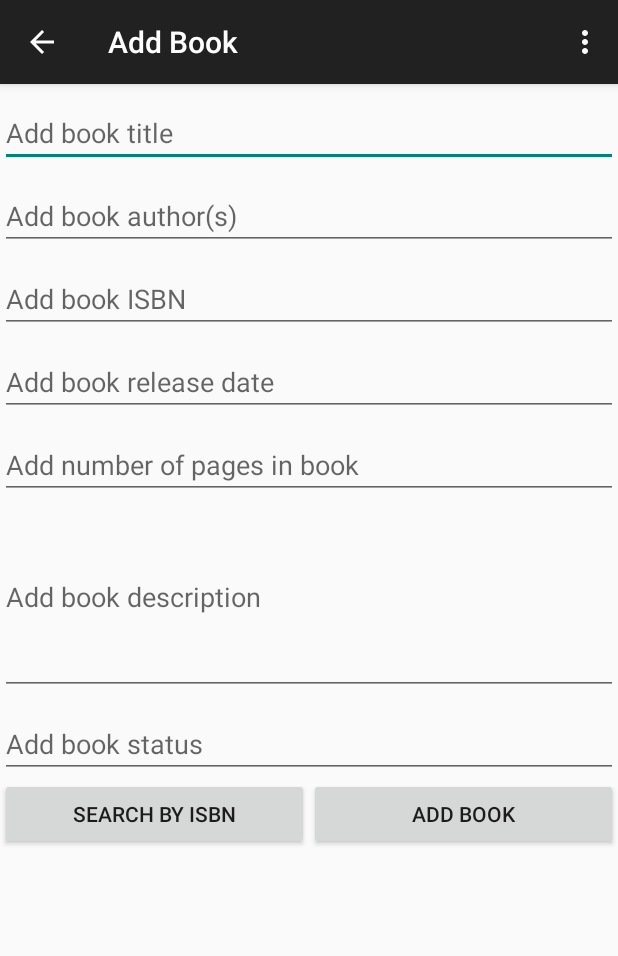
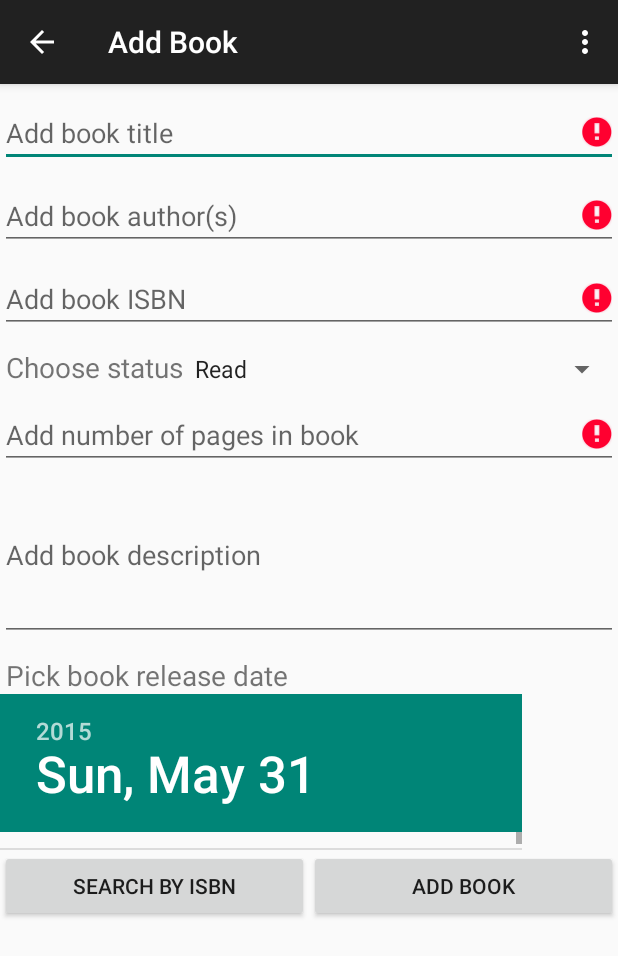
Before and after one commit to paraplasticflow/MYLIB, an Android app: the AddBookActivity screen opened directly, with no data from a screen before it, in the options menu, after a tap on "Settings", on a phone screen of 412 x 824 dp. Shown: the top 956 px of the screen. Run offline under Robolectric (Android 15) with nearby library versions, the phone set to English and light mode, and no system bars.

```diff
--- a/MyLib/app/src/main/java/com/cilic/zlatan/mylib/AddBookActivity.java
+++ b/MyLib/app/src/main/java/com/cilic/zlatan/mylib/AddBookActivity.java
@@ -1,10 +1,21 @@
 package com.cilic.zlatan.mylib;
 
+import android.app.AlertDialog;
+import android.content.DialogInterface;
 import android.content.Intent;
+import android.support.v4.app.NavUtils;
 import android.support.v7.app.ActionBarActivity;
 import android.os.Bundle;
 import android.view.Menu;
 import android.view.MenuItem;
+import android.view.View;
+import android.widget.ArrayAdapter;
+import android.widget.DatePicker;
+import android.widget.EditText;
+import android.widget.Spinner;
+
+import java.util.regex.Matcher;
+import java.util.regex.Pattern;
 
 
 public class AddBookActivity extends ActionBarActivity {
@@ -14,6 +25,12 @@ public class AddBookActivity extends ActionBarActivity {
         super.onCreate(savedInstanceState);
         Intent intent = getIntent();
         setContentView(R.layout.activity_add_book);
+
+        final String[] str={"Read","Not read","Currently reading"};
+        ArrayAdapter<String> spinnerArrayAdapter = new ArrayAdapter<String>(this, android.R.layout.simple_spinner_item, str);
+        spinnerArrayAdapter.setDropDownViewResource( android.R.layout.simple_spinner_dropdown_item );
+        Spinner spinYear = (Spinner)findViewById(R.id.spinner);
+        spinYear.setAdapter(spinnerArrayAdapter);
     }
 
     @Override
@@ -37,4 +54,98 @@ public class AddBookActivity extends ActionBarActivity {
 
         return super.onOptionsItemSelected(item);
     }
+
+    public void dodajKnjigu(View view) {
+        final DBHelper db = new DBHelper(this);
+        final Knjiga k = new Knjiga();
+        EditText nazivET = (EditText) findViewById(R.id.nazivET);
+        EditText autorET = (EditText) findViewById(R.id.autorET);
+        EditText isbnET = (EditText) findViewById(R.id.isbnET);
+        EditText opisET = (EditText) findViewById(R.id.opisET);
+        Spinner statusET = (Spinner) findViewById(R.id.spinner);
+        EditText brojStrET = (EditText) findViewById(R.id.brojStrET);
+        DatePicker datumdP = (DatePicker) findViewById(R.id.datumDP);
+
+        String regexEmpty = "";
+
+        Boolean validno = true;
+        if(nazivET.getText().toString().equals(regexEmpty)) {
+            nazivET.setError("Enter the title");
+            validno = false;
+        }
+        else {
+            nazivET.setError(null);
+        }
+
+        if(autorET.getText().toString().equals(regexEmpty)) {
+            autorET.setError("Enter the author");
+            validno = false;
+        }
+        else {
+            autorET.setError(null);
+        }
+
+        if(isbnET.getText().toString().equals(regexEmpty)) {
+            isbnET.setError("Enter the ISBN");
+            validno = false;
+        }
+        else {
+            if(!isValidIsbn(isbnET.getText().toString())) {
+                isbnET.setError("Enter valid ISBN");
+                validno = false;
+            }
+            else {
+                isbnET.setError(null);
+            }
+        }
+
+        if(brojStrET.getText().toString().equals(regexEmpty)) {
+            brojStrET.setError("Enter number of pages");
+            validno = false;
+        }
+        else {
+            brojStrET.setError(null);
+        }
+
+
+
+        if(validno) {
+
+            k.setNaziv(nazivET.getText().toString());
+            k.setAutor(autorET.getText().toString());
+            k.setIsbn(isbnET.getText().toString());
+            k.setOpis(opisET.getText().toString());
+            k.setStatus(statusET.getSelectedItem().toString());
+            k.setBrojStranica(Integer.parseInt(brojStrET.getText().toString()));
+            int day = datumdP.getDayOfMonth();
+            int month = datumdP.getMonth() + 1;
+            int year = datumdP.getYear();
+            k.setDatumObjave(day + "." + month + "." + year);
+            final com.cilic.zlatan.mylib.AddBookActivity vanjski = this;
+
+            new AlertDialog.Builder(this)
+                    .setTitle("Add book?")
+                    .setMessage("Are you sure you want to add this book?")
+                    .setNegativeButton("No", new DialogInterface.OnClickListener() {
+                        public void onClick(DialogInterface dialog, int which) {
+                            // do nothing
+                        }
+                    })
+                    .setPositiveButton("Yes", new DialogInterface.OnClickListener() {
+                        public void onClick(DialogInterface dialog, int which) {
+                            db.dodajKnjigu(k);
+                            NavUtils.navigateUpFromSameTask(vanjski);
+                        }
+                    })
+                    .setIcon(R.drawable.ic_action_done)
+                    .show();
+        }
+    }
+
+    private Boolean isValidIsbn(String isbn) {
+        //String regexISBN = "^(?:ISBN(?:-1[03])?:? )?(?=[0-9X]{10}$|(?=(?:[0-9]+[- ]){3})[- 0-9X]{13}$|97[89][0-9]{10}$|(?=(?:[0-9]+[- ]){4})[- 0-9]{17}$)(?:97[89][- ]?)?[0-9]{1,5}[- ]?[0-9]+[- ]?[0-9]+[- ]?[0-9X]$";
+        Pattern pattern = Pattern.compile("(\\d-?){13}");
+        Matcher matcher = pattern.matcher(isbn);
+        return matcher.matches();
+    }
 }
--- a/MyLib/app/src/main/java/com/cilic/zlatan/mylib/DBHelper.java
+++ b/MyLib/app/src/main/java/com/cilic/zlatan/mylib/DBHelper.java
@@ -60,7 +60,7 @@ public class DBHelper extends SQLiteOpenHelper {
         vrijednosti.put(BOOKS_COLUMN_TITLE, k.getNaziv());
         vrijednosti.put(BOOKS_COLUMN_AUTHOR, k.getAutor());
         vrijednosti.put(BOOKS_COLUMN_ISBN, k.getIsbn());
-        vrijednosti.put(BOOKS_COLUMN_DATE, k.getNaziv());
+        vrijednosti.put(BOOKS_COLUMN_DATE, k.getDatumObjave());
         vrijednosti.put(BOOKS_COLUMN_NO_OF_PAGES, k.getBrojStranica());
         vrijednosti.put(BOOKS_COLUMN_DESCRIPTION, k.getOpis());
         vrijednosti.put(BOOKS_COLUMN_STATUS, k.getStatus());
--- a/MyLib/app/src/main/java/com/cilic/zlatan/mylib/Knjiga.java
+++ b/MyLib/app/src/main/java/com/cilic/zlatan/mylib/Knjiga.java
@@ -78,4 +78,9 @@ public class Knjiga {
     public void setAutor(String autor) {
         this.autor = autor;
     }
+
+    @Override
+    public String toString() {
+        return getNaziv();
+    }
 }
--- a/MyLib/app/src/main/res/layout/activity_add_book.xml
+++ b/MyLib/app/src/main/res/layout/activity_add_book.xml
@@ -51,15 +51,29 @@
                 android:layout_marginTop="10dp"
                 android:singleLine="true"/>
 
-            <EditText
+
+            <LinearLayout
+                android:orientation="horizontal"
                 android:layout_width="match_parent"
                 android:layout_height="wrap_content"
-                android:inputType="date"
-                android:ems="10"
-                android:id="@+id/datumET"
-                android:layout_gravity="center_horizontal"
-                android:hint="@string/datum_hint"
-                android:layout_marginTop="10dp"/>
+                android:layout_gravity="center_horizontal">
+
+                <TextView
+                    android:layout_width="wrap_content"
+                    android:layout_height="wrap_content"
+                    android:text="Choose status"
+                    android:id="@+id/textView2"
+                    android:textSize="18.6dp"
+                    android:layout_marginTop="10dp"
+                    android:layout_marginLeft="4dp"/>
+
+                <Spinner
+                    android:layout_width="wrap_content"
+                    android:layout_height="wrap_content"
+                    android:id="@+id/spinner"
+                    android:layout_weight="1"
+                    android:layout_marginTop="10dp"/>
+            </LinearLayout>
 
             <EditText
                 android:layout_width="match_parent"
@@ -75,17 +89,24 @@
                 android:layout_height="wrap_content"
                 android:inputType="textMultiLine"
                 android:ems="10"
-                android:id="@+id/editText"
+                android:id="@+id/opisET"
                 android:layout_weight="0.25"
                 android:hint="@string/description_hint"/>
 
-            <EditText
+            <TextView
+                android:layout_width="wrap_content"
+                android:layout_height="wrap_content"
+                android:text="Pick book release date"
+                android:id="@+id/textView"
+                android:layout_marginTop="10dp"
+                android:layout_marginLeft="4dp"
+                android:textSize="18.6dp"/>
+
+            <DatePicker
                 android:layout_width="match_parent"
-                android:layout_height="wrap_content"
-                android:id="@+id/statusET"
-                android:hint="@string/status_hint"
-                android:layout_marginTop="10dp"
-                android:singleLine="true"/>
+                android:layout_height="104dp"
+                android:id="@+id/datumDP"
+                android:calendarViewShown="false"/>
 
             <LinearLayout
                 android:orientation="horizontal"
@@ -106,8 +127,9 @@
                     android:layout_width="0dp"
                     android:layout_height="wrap_content"
                     android:text="Add Book"
-                    android:id="@+id/button"
-                    android:layout_weight="0.5" />
+                    android:id="@+id/addBookBT"
+                    android:layout_weight="0.5"
+                    android:onClick="dodajKnjigu"/>
             </LinearLayout>
 
 
@@ -115,4 +137,5 @@
 
 
     </ScrollView>
+
 </RelativeLayout>
```
Also changed, not shown: MyLib/app/src/main/java/com/cilic/zlatan/mylib/MainActivity.java (+5 -5 lines), MyLib/app/src/main/res/drawable/ic_action_done.png (added).
